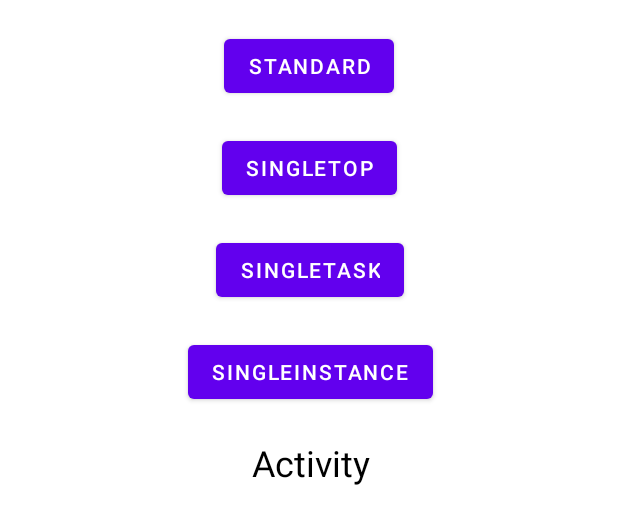
After one commit to jiaoery/MyAndroidKotlin, an Android app: the layout activity_launch_model.xml on its own in the app's theme, with its tools: preview values and no code run, on a phone screen of 412 x 824 dp. The commit adds this screen. Shown: the top 524 px of the screen. Run offline under Robolectric (Android 15) with nearby library versions, the phone set to English and light mode, and no system bars.

Commit message:
LaunchModel

```diff
--- /dev/null
+++ b/app/src/main/res/layout/activity_launch_model.xml
@@ -0,0 +1,60 @@
+<?xml version="1.0" encoding="utf-8"?>
+<androidx.constraintlayout.widget.ConstraintLayout xmlns:android="http://schemas.android.com/apk/res/android"
+    xmlns:app="http://schemas.android.com/apk/res-auto"
+    xmlns:tools="http://schemas.android.com/tools"
+    android:layout_width="match_parent"
+    android:layout_height="match_parent"
+    tools:context=".launchmodel.MainActivity">
+
+    <Button
+        android:id="@+id/btn_standard"
+        android:layout_width="wrap_content"
+        android:layout_height="wrap_content"
+        android:text="Standard"
+        android:layout_marginTop="20dp"
+        app:layout_constraintEnd_toEndOf="parent"
+        app:layout_constraintStart_toStartOf="parent"
+        app:layout_constraintTop_toTopOf="parent" />
+
+    <Button
+        android:id="@+id/btn_singleTop"
+        android:layout_width="wrap_content"
+        android:layout_height="wrap_content"
+        android:layout_marginTop="20dp"
+        android:text="SingleTop"
+        app:layout_constraintEnd_toEndOf="@+id/btn_standard"
+        app:layout_constraintStart_toStartOf="@+id/btn_standard"
+        app:layout_constraintTop_toBottomOf="@+id/btn_standard" />
+
+    <Button
+        android:id="@+id/btn_singleTask"
+        android:layout_width="wrap_content"
+        android:layout_height="wrap_content"
+        android:layout_marginTop="20dp"
+        android:text="SingleTask"
+        app:layout_constraintEnd_toEndOf="@+id/btn_singleTop"
+        app:layout_constraintStart_toStartOf="@+id/btn_singleTop"
+        app:layout_constraintTop_toBottomOf="@+id/btn_singleTop" />
+
+    <Button
+        android:id="@+id/btn_singleInstance"
+        android:layout_width="wrap_content"
+        android:layout_height="wrap_content"
+        android:text="SingleInstance"
+        android:layout_marginTop="20dp"
+        app:layout_constraintEnd_toEndOf="@+id/btn_singleTask"
+        app:layout_constraintStart_toStartOf="@+id/btn_singleTask"
+        app:layout_constraintTop_toBottomOf="@+id/btn_singleTask" />
+
+    <TextView
+        android:id="@+id/tv_activity"
+        android:layout_width="wrap_content"
+        android:layout_height="wrap_content"
+        android:text="Activity"
+        android:textSize="24sp"
+        android:textColor="@color/black"
+        android:layout_marginTop="20dp"
+        app:layout_constraintEnd_toEndOf="@+id/btn_singleInstance"
+        app:layout_constraintStart_toStartOf="@+id/btn_singleInstance"
+        app:layout_constraintTop_toBottomOf="@+id/btn_singleInstance" />
+</androidx.constraintlayout.widget.ConstraintLayout>
--- a/app/src/main/res/values/array_string.xml
+++ b/app/src/main/res/values/array_string.xml
@@ -23,6 +23,7 @@
         <item>com.example.myandroidkotlin.notification.NotificationActivity</item>
         <item>com.example.myandroidkotlin.activity.FirstActivity</item>
         <item>com.example.myandroidkotlin.saveinstance.SaveInstanceActivity</item>
+        <item>com.example.myandroidkotlin.launchmodel.MainActivity</item>
 
     </string-array>
 </resources>
--- a/app/src/main/res/values/string_array.xml
+++ b/app/src/main/res/values/string_array.xml
@@ -23,6 +23,7 @@
         <item>通知 Notification</item>
         <item>Activity Parcelable</item>
         <item>SavaInstance</item>
+        <item>LaunchModel</item>
 
     </string-array>
 </resources>
```
Also changed, not shown: app/src/main/AndroidManifest.xml (+30 -10 lines), app/src/main/java/com/example/myandroidkotlin/launchmodel/MainActivity.kt (added, +54 -0 lines), app/src/main/java/com/example/myandroidkotlin/launchmodel/SingleInstanceActivity.kt (added, +53 -0 lines), app/src/main/java/com/example/myandroidkotlin/launchmodel/SingleTaskActivity.kt (added, +53 -0 lines), app/src/main/java/com/example/myandroidkotlin/launchmodel/SingleTopActivity.kt (added, +53 -0 lines), app/src/main/java/com/example/myandroidkotlin/launchmodel/StandardActivity.kt (added, +53 -0 lines).
